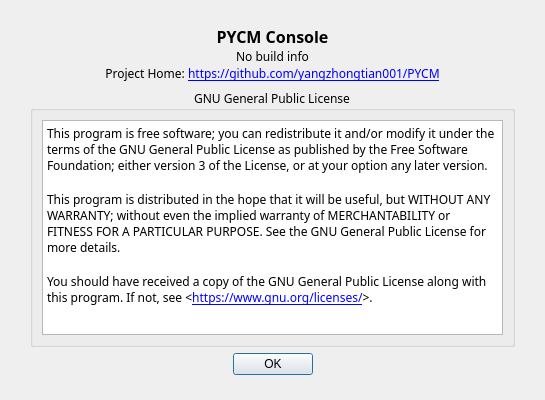
Before: the Qt Designer form Console/UI/AboutUI.ui in yang-zhongtian/PYCM, drawn with Qt 5.
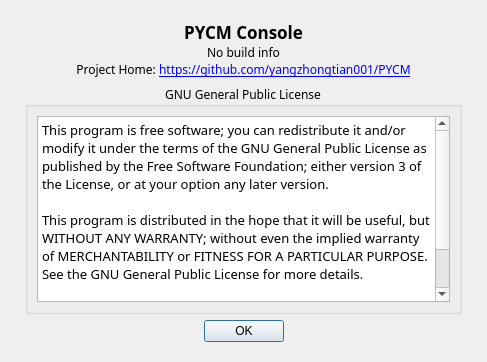
After: the same form once the commit is applied. Icons and pictures are not drawn.

The edit to the form file:
```diff
--- a/Console/UI/AboutUI.ui
+++ b/Console/UI/AboutUI.ui
@@ -6,8 +6,8 @@
    <rect>
     <x>0</x>
     <y>0</y>
-    <width>545</width>
-    <height>400</height>
+    <width>487</width>
+    <height>362</height>
    </rect>
   </property>
   <property name="sizePolicy">
@@ -31,16 +31,16 @@
   </property>
   <layout class="QVBoxLayout" name="verticalLayout" stretch="0,0,0">
    <property name="leftMargin">
-    <number>30</number>
+    <number>25</number>
    </property>
    <property name="topMargin">
-    <number>25</number>
+    <number>20</number>
    </property>
    <property name="rightMargin">
-    <number>30</number>
+    <number>25</number>
    </property>
    <property name="bottomMargin">
-    <number>25</number>
+    <number>20</number>
    </property>
    <item>
     <layout class="QVBoxLayout" name="verticalLayout_2">
@@ -52,7 +52,7 @@
        <property name="font">
         <font>
          <family>阿里巴巴普惠体</family>
-         <pointsize>12</pointsize>
+         <pointsize>13</pointsize>
          <weight>75</weight>
          <bold>true</bold>
         </font>
@@ -128,11 +128,11 @@
 &lt;html&gt;&lt;head&gt;&lt;meta name=&quot;qrichtext&quot; content=&quot;1&quot; /&gt;&lt;style type=&quot;text/css&quot;&gt;
 p, li { white-space: pre-wrap; }
 &lt;/style&gt;&lt;/head&gt;&lt;body style=&quot; font-family:'阿里巴巴普惠体','阿里巴巴普惠体'; font-size:9pt; font-weight:600; font-style:normal;&quot;&gt;
-&lt;p style=&quot; margin-top:0px; margin-bottom:0px; margin-left:0px; margin-right:0px; -qt-block-indent:0; text-indent:0px;&quot;&gt;&lt;span style=&quot; font-family:'SimSun'; font-weight:400;&quot;&gt;This program is free software; you can redistribute it and/or modify it under the terms of the GNU General Public License as published by the Free Software Foundation; either version 3 of the License, or at your option any later version.&lt;/span&gt;&lt;/p&gt;
-&lt;p style=&quot;-qt-paragraph-type:empty; margin-top:0px; margin-bottom:0px; margin-left:0px; margin-right:0px; -qt-block-indent:0; text-indent:0px; font-family:'SimSun'; font-weight:400;&quot;&gt;&lt;br /&gt;&lt;/p&gt;
-&lt;p style=&quot; margin-top:0px; margin-bottom:0px; margin-left:0px; margin-right:0px; -qt-block-indent:0; text-indent:0px;&quot;&gt;&lt;span style=&quot; font-family:'SimSun'; font-weight:400;&quot;&gt;This program is distributed in the hope that it will be useful, but WITHOUT ANY WARRANTY; without even the implied warranty of MERCHANTABILITY or FITNESS FOR A PARTICULAR PURPOSE. See the GNU General Public License for more details. &lt;/span&gt;&lt;/p&gt;
-&lt;p style=&quot;-qt-paragraph-type:empty; margin-top:0px; margin-bottom:0px; margin-left:0px; margin-right:0px; -qt-block-indent:0; text-indent:0px; font-family:'SimSun'; font-weight:400;&quot;&gt;&lt;br /&gt;&lt;/p&gt;
-&lt;p style=&quot; margin-top:0px; margin-bottom:0px; margin-left:0px; margin-right:0px; -qt-block-indent:0; text-indent:0px;&quot;&gt;&lt;span style=&quot; font-family:'SimSun'; font-weight:400;&quot;&gt;You should have received a copy of the GNU General Public License along with this program. If not, see &amp;lt;&lt;/span&gt;&lt;a href=&quot;https://www.gnu.org/licenses/&quot;&gt;&lt;span style=&quot; font-family:'SimSun'; font-weight:400; text-decoration: underline; color:#0000ff;&quot;&gt;https://www.gnu.org/licenses/&lt;/span&gt;&lt;/a&gt;&lt;span style=&quot; font-family:'SimSun'; font-weight:400;&quot;&gt;&amp;gt;.&lt;/span&gt;&lt;/p&gt;&lt;/body&gt;&lt;/html&gt;</string>
+&lt;p style=&quot; margin-top:0px; margin-bottom:0px; margin-left:0px; margin-right:0px; -qt-block-indent:0; text-indent:0px;&quot;&gt;&lt;span style=&quot; font-family:'SimSun'; font-size:10pt; font-weight:400;&quot;&gt;This program is free software; you can redistribute it and/or modify it under the terms of the GNU General Public License as published by the Free Software Foundation; either version 3 of the License, or at your option any later version.&lt;/span&gt;&lt;/p&gt;
+&lt;p style=&quot;-qt-paragraph-type:empty; margin-top:0px; margin-bottom:0px; margin-left:0px; margin-right:0px; -qt-block-indent:0; text-indent:0px; font-family:'SimSun'; font-size:10pt; font-weight:400;&quot;&gt;&lt;br /&gt;&lt;/p&gt;
+&lt;p style=&quot; margin-top:0px; margin-bottom:0px; margin-left:0px; margin-right:0px; -qt-block-indent:0; text-indent:0px;&quot;&gt;&lt;span style=&quot; font-family:'SimSun'; font-size:10pt; font-weight:400;&quot;&gt;This program is distributed in the hope that it will be useful, but WITHOUT ANY WARRANTY; without even the implied warranty of MERCHANTABILITY or FITNESS FOR A PARTICULAR PURPOSE. See the GNU General Public License for more details. &lt;/span&gt;&lt;/p&gt;
+&lt;p style=&quot;-qt-paragraph-type:empty; margin-top:0px; margin-bottom:0px; margin-left:0px; margin-right:0px; -qt-block-indent:0; text-indent:0px; font-family:'SimSun'; font-size:10pt; font-weight:400;&quot;&gt;&lt;br /&gt;&lt;/p&gt;
+&lt;p style=&quot; margin-top:0px; margin-bottom:0px; margin-left:0px; margin-right:0px; -qt-block-indent:0; text-indent:0px;&quot;&gt;&lt;span style=&quot; font-family:'SimSun'; font-size:10pt; font-weight:400;&quot;&gt;You should have received a copy of the GNU General Public License along with this program. If not, see &amp;lt;&lt;/span&gt;&lt;a href=&quot;https://www.gnu.org/licenses/&quot;&gt;&lt;span style=&quot; font-family:'SimSun'; font-size:10pt; font-weight:400; text-decoration: underline; color:#0000ff;&quot;&gt;https://www.gnu.org/licenses/&lt;/span&gt;&lt;/a&gt;&lt;span style=&quot; font-family:'SimSun'; font-size:10pt; font-weight:400;&quot;&gt;&amp;gt;.&lt;/span&gt;&lt;/p&gt;&lt;/body&gt;&lt;/html&gt;</string>
         </property>
         <property name="openExternalLinks">
          <bool>true</bool>
```
Left out of the diff: 16 changed lines with no effect on the pictures.
